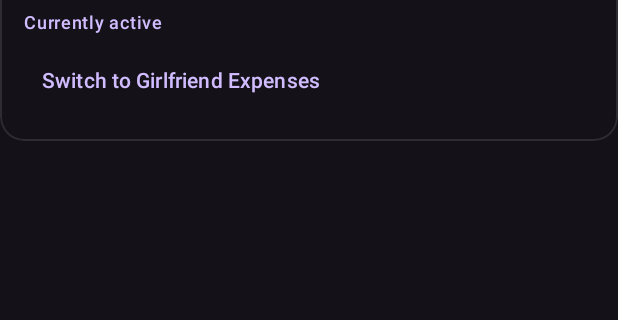
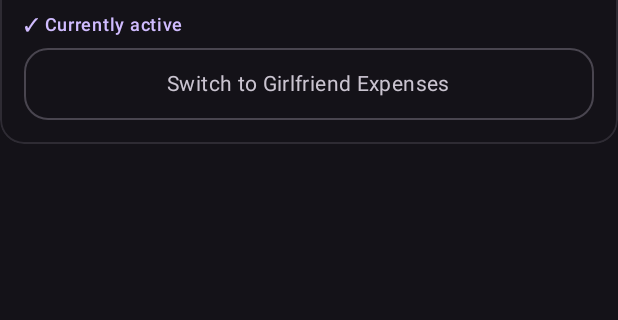
Before and after one commit to sathwikcherott/kanak-app, an Android app built with Jetpack Compose: the composable ExpenseProfilesSection shown on its own in the app's theme, on a phone screen of 412 x 824 dp, the part 121-441 px from its top. Run offline under Robolectric (Android 15) with nearby library versions, the phone set to English and light mode, and no system bars.

Commit message:
refine expense profile actions

```diff
--- a/app/src/main/java/com/kanak/app/ui/settings/SettingsScreen.kt
+++ b/app/src/main/java/com/kanak/app/ui/settings/SettingsScreen.kt
@@ -54,6 +54,7 @@ import com.kanak.app.data.local.datastore.ThemePreference
 import com.kanak.app.model.ExpenseProfile
 import com.kanak.app.designsystem.components.KanakCard
 import com.kanak.app.designsystem.components.KanakPrimaryButton
+import com.kanak.app.designsystem.components.KanakSecondaryButton
 import com.kanak.app.designsystem.theme.KanakCornerRadius
 import com.kanak.app.designsystem.theme.KanakSpacing
 import java.text.SimpleDateFormat
@@ -246,19 +247,30 @@ private fun ExpenseProfilesSection(
     activeProfile: ExpenseProfile,
     onSelect: (ExpenseProfile) -> Unit
 ) {
+    val isMyExpenses = activeProfile == ExpenseProfile.MY_EXPENSES
     Column(verticalArrangement = Arrangement.spacedBy(KanakSpacing.small)) {
         Text("EXPENSE PROFILES", style = MaterialTheme.typography.labelMedium, fontWeight = FontWeight.Bold, color = MaterialTheme.colorScheme.onSurfaceVariant)
         KanakCard(modifier = Modifier.fillMaxWidth()) {
             Column(verticalArrangement = Arrangement.spacedBy(KanakSpacing.small)) {
-                Text("My Expenses", style = MaterialTheme.typography.titleMedium, fontWeight = FontWeight.SemiBold)
-                Text("Your default profile. Kanak always opens here.", style = MaterialTheme.typography.bodySmall, color = MaterialTheme.colorScheme.onSurfaceVariant)
-                if (activeProfile == ExpenseProfile.MY_EXPENSES) {
-                    Text("Currently active", style = MaterialTheme.typography.labelMedium, color = MaterialTheme.colorScheme.primary)
+                Text(activeProfile.displayName, style = MaterialTheme.typography.titleMedium, fontWeight = FontWeight.SemiBold)
+                Text(
+                    if (isMyExpenses) "Your default profile. Kanak always opens here."
+                    else "Keep occasional expenses separate from My Expenses.",
+                    style = MaterialTheme.typography.bodySmall,
+                    color = MaterialTheme.colorScheme.onSurfaceVariant
+                )
+                Text("✓ Currently active", style = MaterialTheme.typography.labelMedium, color = MaterialTheme.colorScheme.primary)
+                if (isMyExpenses) {
+                    KanakSecondaryButton(
+                        onClick = { onSelect(ExpenseProfile.GIRLFRIEND_EXPENSES) },
+                        modifier = Modifier.fillMaxWidth(),
+                        text = "Switch to Girlfriend Expenses"
+                    )
                 } else {
-                    OutlinedButton(onClick = { onSelect(ExpenseProfile.MY_EXPENSES) }) { Text("Return to My Expenses") }
-                }
-                TextButton(onClick = { onSelect(ExpenseProfile.GIRLFRIEND_EXPENSES) }) {
-                    Text(if (activeProfile == ExpenseProfile.GIRLFRIEND_EXPENSES) "Girlfriend Expenses is active" else "Switch to Girlfriend Expenses")
+                    KanakPrimaryButton(
+                        onClick = { onSelect(ExpenseProfile.MY_EXPENSES) },
+                        text = "Return to My Expenses"
+                    )
                 }
             }
         }
```
